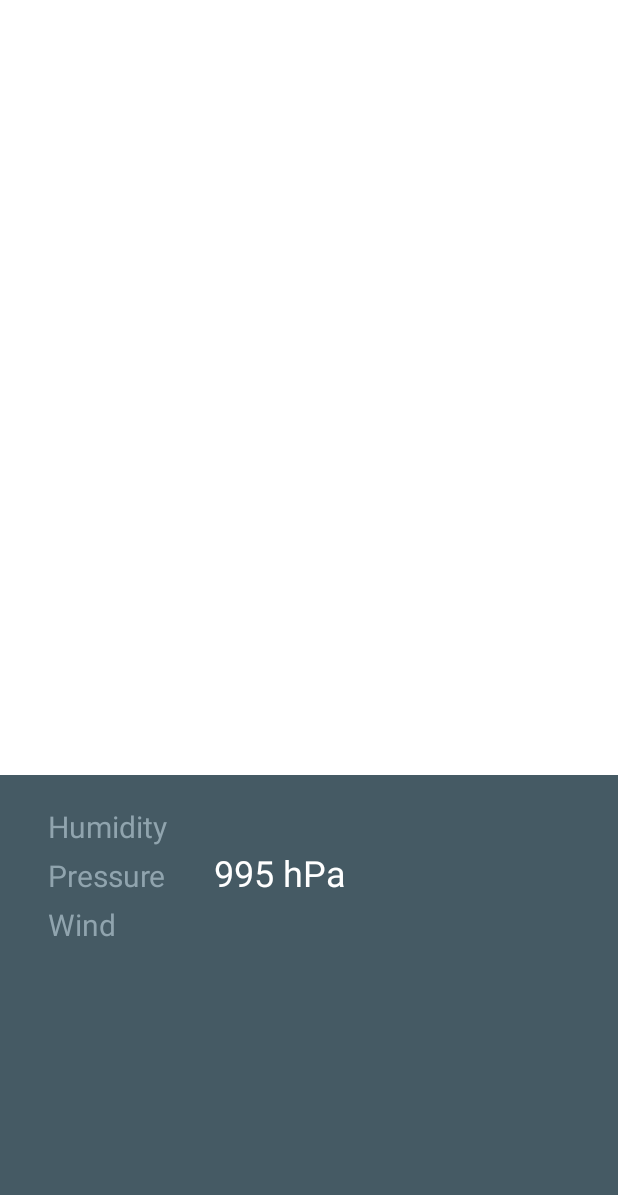
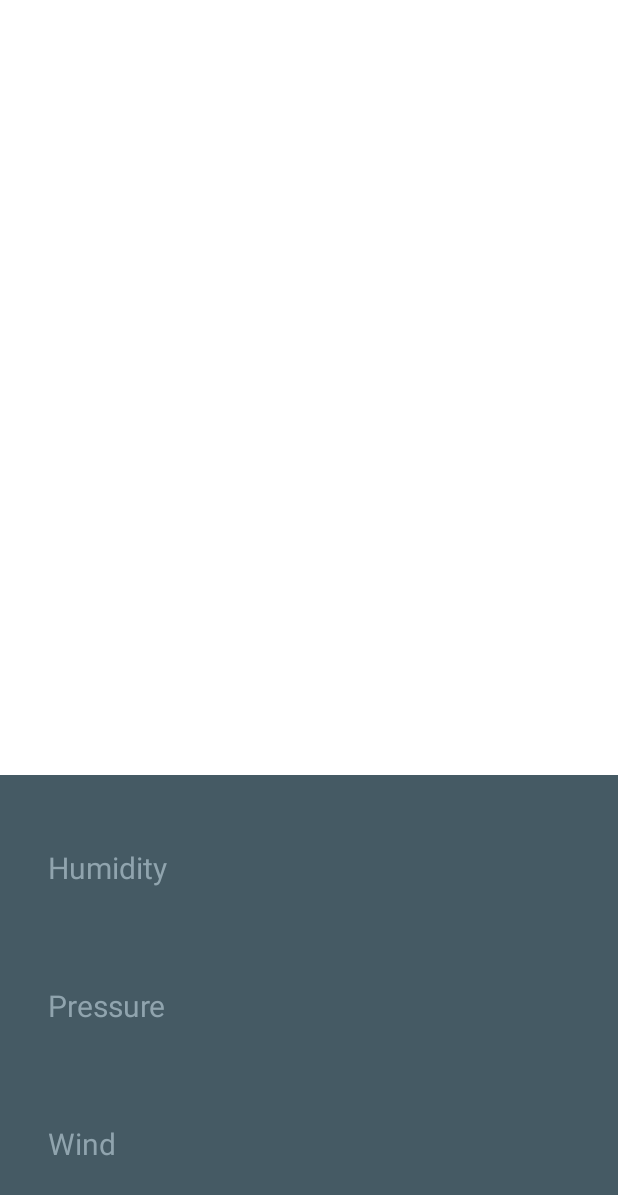
Before and after one commit to adityanaik/Udacity01Sunshine, an Android app: the DetailFragment screen opened directly, with no data from a screen before it, on a phone screen of 412 x 824 dp. Shown: the top 1195 px of the screen. Run offline under Robolectric (Android 15) with nearby library versions, the phone set to English and light mode, and no system bars; pictures from the network do not load; 1 statement that could not run was skipped.

Commit message:
material design - implement support.v7 GridLayout in detail layout - bottom

```diff
--- a/app/src/main/res/layout/fragment_detail.xml
+++ b/app/src/main/res/layout/fragment_detail.xml
@@ -1,6 +1,8 @@
 <?xml version="1.0" encoding="utf-8"?>
-<LinearLayout xmlns:android="http://schemas.android.com/apk/res/android"
+<LinearLayout
+    xmlns:android="http://schemas.android.com/apk/res/android"
     xmlns:tools="http://schemas.android.com/tools"
+    xmlns:app="http://schemas.android.com/apk/res-auto"
     android:layout_width="match_parent"
     android:layout_height="match_parent"
     android:orientation="vertical">
@@ -11,115 +13,81 @@
         android:layout_height="?attr/actionBarSize"
         android:background="@android:color/white" />
 
-    <include
-        layout="@layout/detail_today_grid"
+    <include layout="@layout/detail_today_grid"
         android:layout_width="match_parent"
         android:layout_height="0dp"
-        android:layout_weight="3" />
+        android:layout_weight="3"/>
 
-    <LinearLayout
+    <android.support.v7.widget.GridLayout
         android:id="@+id/detail_additional_pane"
         android:layout_width="match_parent"
         android:layout_height="0dp"
         android:layout_weight="2"
+        app:columnCount="2"
         android:background="@color/detail_accent_pane_background"
-        android:orientation="vertical"
         android:paddingBottom="@dimen/abc_list_item_padding_horizontal_material"
-        android:paddingEnd="@dimen/forecast_detail_horizontal_padding"
+        android:paddingTop="@dimen/abc_list_item_padding_horizontal_material"
         android:paddingLeft="@dimen/forecast_detail_horizontal_padding"
+        android:paddingStart="@dimen/forecast_detail_horizontal_padding"
         android:paddingRight="@dimen/forecast_detail_horizontal_padding"
-        android:paddingStart="@dimen/forecast_detail_horizontal_padding"
-        android:paddingTop="@dimen/abc_list_item_padding_horizontal_material">
-
-        <!-- Main content: high, low, art, weather state -->
-        <LinearLayout
-            android:layout_width="match_parent"
-            android:layout_height="wrap_content"
-            android:orientation="horizontal">
+        android:paddingEnd="@dimen/forecast_detail_horizontal_padding">
 
         <TextView
             android:id="@+id/detail_humidity_label_textview"
-                android:layout_width="wrap_content"
             android:layout_height="wrap_content"
             android:fontFamily="sans-serif"
             android:gravity="center_vertical"
-                android:paddingEnd="@dimen/forecast_detail_horizontal_padding"
-                android:paddingRight="@dimen/forecast_detail_horizontal_padding"
             android:text="@string/humidity"
             android:textAppearance="@style/TextAppearance.AppCompat.Title"
-                android:textColor="@color/detail_accent_label" />
+            android:textColor="@color/detail_accent_label"
+            app:layout_columnWeight="1"
+            app:layout_gravity="fill"
+            app:layout_rowWeight="1" />
 
         <TextView
             android:id="@+id/detail_humidity_textview"
-                android:layout_width="wrap_content"
-                android:layout_height="wrap_content"
             android:gravity="center_vertical"
-                android:paddingEnd="@dimen/forecast_detail_horizontal_padding"
-                android:paddingRight="@dimen/forecast_detail_horizontal_padding"
+            tools:text="38%"
             android:textAppearance="@style/TextAppearance.AppCompat.Headline"
             android:textColor="@android:color/white"
-                tools:text="38%" />
-        </LinearLayout>
-
-        <LinearLayout
-            android:layout_width="match_parent"
-            android:layout_height="wrap_content"
-            android:orientation="horizontal">
+            app:layout_gravity="fill"/>
 
         <TextView
             android:id="@+id/detail_pressure_label_textview"
-                android:layout_width="wrap_content"
-                android:layout_height="wrap_content"
             android:fontFamily="sans-serif"
             android:gravity="center_vertical"
-                android:paddingEnd="@dimen/forecast_detail_horizontal_padding"
-                android:paddingRight="@dimen/forecast_detail_horizontal_padding"
             android:text="@string/pressure"
             android:textAppearance="@style/TextAppearance.AppCompat.Title"
-                android:textColor="@color/detail_accent_label" />
+            android:textColor="@color/detail_accent_label"
+            app:layout_gravity="fill"
+            app:layout_rowWeight="1"/>
 
         <TextView
             android:id="@+id/detail_pressure_textview"
-                android:layout_width="wrap_content"
-                android:layout_height="wrap_content"
             android:gravity="center_vertical"
-                android:text="995 hPa"
+            tools:text="995 hPa"
             android:textAppearance="@style/TextAppearance.AppCompat.Headline"
-                android:textColor="@android:color/white" />
-
-        </LinearLayout>
-
-        <LinearLayout
-            android:layout_width="match_parent"
-            android:layout_height="wrap_content"
-            android:orientation="horizontal">
+            android:textColor="@android:color/white"
+            app:layout_gravity="fill"/>
 
         <TextView
             android:id="@+id/detail_wind_label_textview"
-                android:layout_width="wrap_content"
-                android:layout_height="wrap_content"
             android:fontFamily="sans-serif"
             android:gravity="center_vertical"
-                android:paddingEnd="@dimen/forecast_detail_horizontal_padding"
-                android:paddingRight="@dimen/forecast_detail_horizontal_padding"
             android:text="@string/wind"
-                android:textAppearance="@style/TextAppearance.AppCompat.Title"
-                android:textColor="@color/detail_accent_label" />
+            android:textColor="@color/detail_accent_label"
+            android:textSize="20sp"
+            app:layout_gravity="fill"
+            app:layout_rowWeight="1" />
+
 
         <TextView
             android:id="@+id/detail_wind_textview"
-                android:layout_width="wrap_content"
-                android:layout_height="wrap_content"
             android:gravity="center_vertical"
+            tools:text="4km/h NW"
             android:textAppearance="@style/TextAppearance.AppCompat.Headline"
             android:textColor="@android:color/white"
-                tools:text="4km/h NW" />
+            app:layout_gravity="fill" />
+    </android.support.v7.widget.GridLayout>
+
 </LinearLayout>
-    </LinearLayout>
-
-    <ImageSwitcher
-        android:id="@+id/imageSwitcher"
-        android:layout_width="wrap_content"
-        android:layout_height="wrap_content"
-        android:layout_gravity="right" />
-</LinearLayout>
```
Lines whose indentation alone changed are shown as unchanged.
